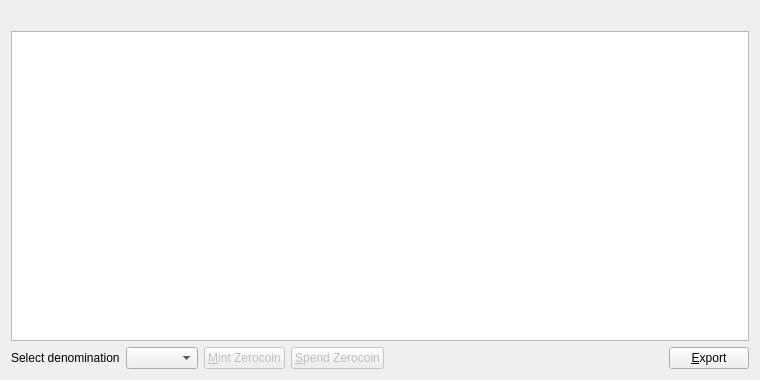
Before: the Qt Designer form src/qt/forms/zerocoinpage.ui in xinam-is-not-a-miner/GravityCoin, drawn with Qt 5.
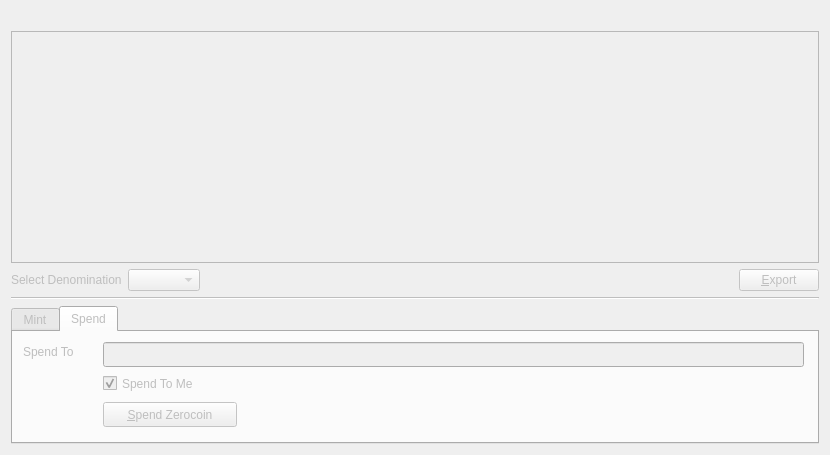
After: the same form once the commit is applied. Icons and pictures are not drawn.

Patch:
```diff
--- a/src/qt/forms/zerocoinpage.ui
+++ b/src/qt/forms/zerocoinpage.ui
@@ -2,12 +2,15 @@
 <ui version="4.0">
  <class>ZerocoinPage</class>
  <widget class="QWidget" name="ZerocoinPage">
+  <property name="enabled">
+   <bool>false</bool>
+  </property>
   <property name="geometry">
    <rect>
     <x>0</x>
     <y>0</y>
-    <width>760</width>
-    <height>380</height>
+    <width>830</width>
+    <height>455</height>
    </rect>
   </property>
   <layout class="QVBoxLayout" name="verticalLayout">
@@ -50,11 +53,11 @@
     </widget>
    </item>
    <item>
-    <layout class="QHBoxLayout" name="horizontalLayout">
+    <layout class="QHBoxLayout" name="horizontalLayout_3">
      <item>
       <widget class="QLabel" name="denomination">
        <property name="text">
-        <string>Select denomination</string>
+        <string>Select Denomination</string>
        </property>
       </widget>
      </item>
@@ -62,47 +65,7 @@
       <widget class="QComboBox" name="zerocoinAmount"/>
      </item>
      <item>
-      <widget class="QPushButton" name="zerocoinMintButton">
-       <property name="enabled">
-        <bool>false</bool>
-       </property>
-       <property name="toolTip">
-        <string>Mint Zerocoin</string>
-       </property>
-       <property name="text">
-        <string>&amp;Mint Zerocoin</string>
-       </property>
-       <property name="icon">
-        <iconset>
-         <normaloff>../res/icons/add.png</normaloff>../res/icons/add.png</iconset>
-       </property>
-       <property name="autoDefault">
-        <bool>false</bool>
-       </property>
-      </widget>
-     </item>
-     <item>
-      <widget class="QPushButton" name="zerocoinSpendButton">
-       <property name="enabled">
-        <bool>false</bool>
-       </property>
-       <property name="toolTip">
-        <string>Spend Zerocoin</string>
-       </property>
-       <property name="text">
-        <string>&amp;Spend Zerocoin</string>
-       </property>
-       <property name="icon">
-        <iconset>
-         <normaloff>../res/icons/edit.png</normaloff>../res/icons/edit.png</iconset>
-       </property>
-       <property name="autoDefault">
-        <bool>false</bool>
-       </property>
-      </widget>
-     </item>
-     <item>
-      <spacer name="horizontalSpacer">
+      <spacer name="horizontalSpacer_2">
        <property name="orientation">
         <enum>Qt::Horizontal</enum>
        </property>
@@ -133,6 +96,155 @@
      </item>
     </layout>
    </item>
+   <item>
+    <widget class="Line" name="line_2">
+     <property name="orientation">
+      <enum>Qt::Horizontal</enum>
+     </property>
+    </widget>
+   </item>
+   <item>
+    <layout class="QHBoxLayout" name="horizontalLayout" stretch="0">
+     <item>
+      <widget class="QTabWidget" name="tabWidget">
+       <property name="enabled">
+        <bool>false</bool>
+       </property>
+       <property name="sizePolicy">
+        <sizepolicy hsizetype="Expanding" vsizetype="Fixed">
+         <horstretch>0</horstretch>
+         <verstretch>0</verstretch>
+        </sizepolicy>
+       </property>
+       <property name="minimumSize">
+        <size>
+         <width>0</width>
+         <height>138</height>
+        </size>
+       </property>
+       <property name="maximumSize">
+        <size>
+         <width>16777215</width>
+         <height>200</height>
+        </size>
+       </property>
+       <property name="currentIndex">
+        <number>1</number>
+       </property>
+       <widget class="QWidget" name="tab">
+        <attribute name="title">
+         <string>Mint</string>
+        </attribute>
+        <widget class="QPushButton" name="zerocoinMintButton">
+         <property name="geometry">
+          <rect>
+           <x>10</x>
+           <y>10</y>
+           <width>123</width>
+           <height>25</height>
+          </rect>
+         </property>
+         <property name="toolTip">
+          <string>Mint Zerocoin</string>
+         </property>
+         <property name="text">
+          <string>&amp;Mint Zerocoin</string>
+         </property>
+         <property name="icon">
+          <iconset>
+           <normaloff>../res/icons/add.png</normaloff>../res/icons/add.png</iconset>
+         </property>
+         <property name="autoDefault">
+          <bool>false</bool>
+         </property>
+        </widget>
+       </widget>
+       <widget class="QWidget" name="tab_2">
+        <attribute name="title">
+         <string>Spend</string>
+        </attribute>
+        <widget class="QLabel" name="label">
+         <property name="geometry">
+          <rect>
+           <x>10</x>
+           <y>10</y>
+           <width>812</width>
+           <height>20</height>
+          </rect>
+         </property>
+         <property name="text">
+          <string>Spend To</string>
+         </property>
+        </widget>
+        <widget class="QPushButton" name="zerocoinSpendButton">
+         <property name="geometry">
+          <rect>
+           <x>90</x>
+           <y>70</y>
+           <width>134</width>
+           <height>25</height>
+          </rect>
+         </property>
+         <property name="toolTip">
+          <string>Spend Zerocoin</string>
+         </property>
+         <property name="text">
+          <string>&amp;Spend Zerocoin</string>
+         </property>
+         <property name="icon">
+          <iconset>
+           <normaloff>../res/icons/edit.png</normaloff>../res/icons/edit.png</iconset>
+         </property>
+         <property name="autoDefault">
+          <bool>false</bool>
+         </property>
+        </widget>
+        <widget class="QLineEdit" name="spendToThirdPartyAddress">
+         <property name="enabled">
+          <bool>false</bool>
+         </property>
+         <property name="geometry">
+          <rect>
+           <x>90</x>
+           <y>10</y>
+           <width>701</width>
+           <height>25</height>
+          </rect>
+         </property>
+         <property name="sizePolicy">
+          <sizepolicy hsizetype="Maximum" vsizetype="Fixed">
+           <horstretch>0</horstretch>
+           <verstretch>0</verstretch>
+          </sizepolicy>
+         </property>
+         <property name="maximumSize">
+          <size>
+           <width>16777215</width>
+           <height>16777215</height>
+          </size>
+         </property>
+        </widget>
+        <widget class="QCheckBox" name="zerocoinSpendToMeCheckBox">
+         <property name="geometry">
+          <rect>
+           <x>90</x>
+           <y>40</y>
+           <width>810</width>
+           <height>23</height>
+          </rect>
+         </property>
+         <property name="text">
+          <string>Spend To Me</string>
+         </property>
+         <property name="checked">
+          <bool>true</bool>
+         </property>
+        </widget>
+       </widget>
+      </widget>
+     </item>
+    </layout>
+   </item>
   </layout>
  </widget>
  <resources/>
```
